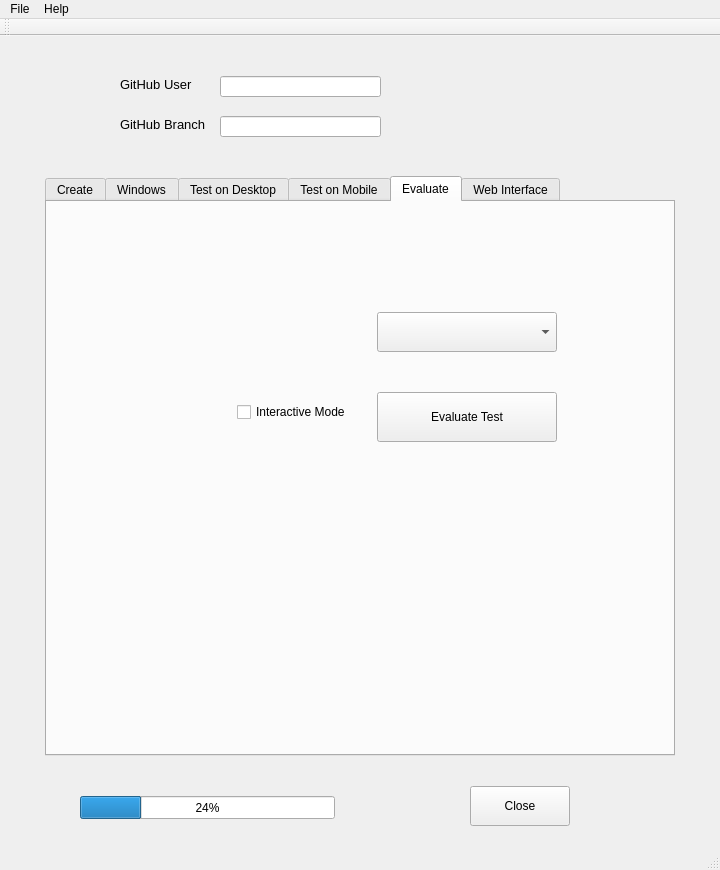
The window that tools/nitpick/ui/Nitpick.ui (vircadia/vircadia-native-core) describes before a commit, drawn with Qt 5.
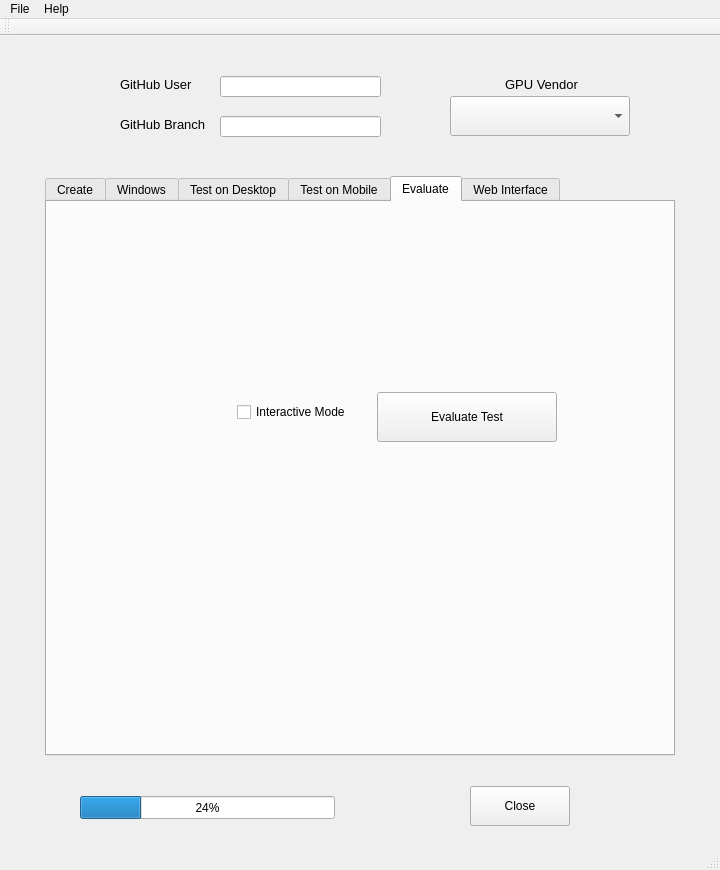
The same window after the commit. The open tabs and pages were chosen to show the change.

Commit message: Moved position of GPU vendor combo.

```diff
--- a/tools/nitpick/ui/Nitpick.ui
+++ b/tools/nitpick/ui/Nitpick.ui
@@ -925,21 +925,6 @@
        <string>Evaluate Test</string>
       </property>
      </widget>
-     <widget class="QComboBox" name="clientProfileComboBox">
-      <property name="geometry">
-       <rect>
-        <x>330</x>
-        <y>110</y>
-        <width>180</width>
-        <height>40</height>
-       </rect>
-      </property>
-      <property name="font">
-       <font>
-        <pointsize>16</pointsize>
-       </font>
-      </property>
-     </widget>
     </widget>
     <widget class="QWidget" name="tab_3">
      <attribute name="title">
@@ -1191,6 +1176,39 @@
      </rect>
     </property>
    </widget>
+   <widget class="QComboBox" name="gpuVendorComboBox">
+    <property name="geometry">
+     <rect>
+      <x>450</x>
+      <y>60</y>
+      <width>180</width>
+      <height>40</height>
+     </rect>
+    </property>
+    <property name="font">
+     <font>
+      <pointsize>14</pointsize>
+     </font>
+    </property>
+   </widget>
+   <widget class="QLabel" name="label_5">
+    <property name="geometry">
+     <rect>
+      <x>505</x>
+      <y>40</y>
+      <width>81</width>
+      <height>16</height>
+     </rect>
+    </property>
+    <property name="font">
+     <font>
+      <pointsize>10</pointsize>
+     </font>
+    </property>
+    <property name="text">
+     <string>GPU Vendor</string>
+    </property>
+   </widget>
   </widget>
   <widget class="QMenuBar" name="menuBar">
    <property name="geometry">
```
The commit also changes 1 other file.
